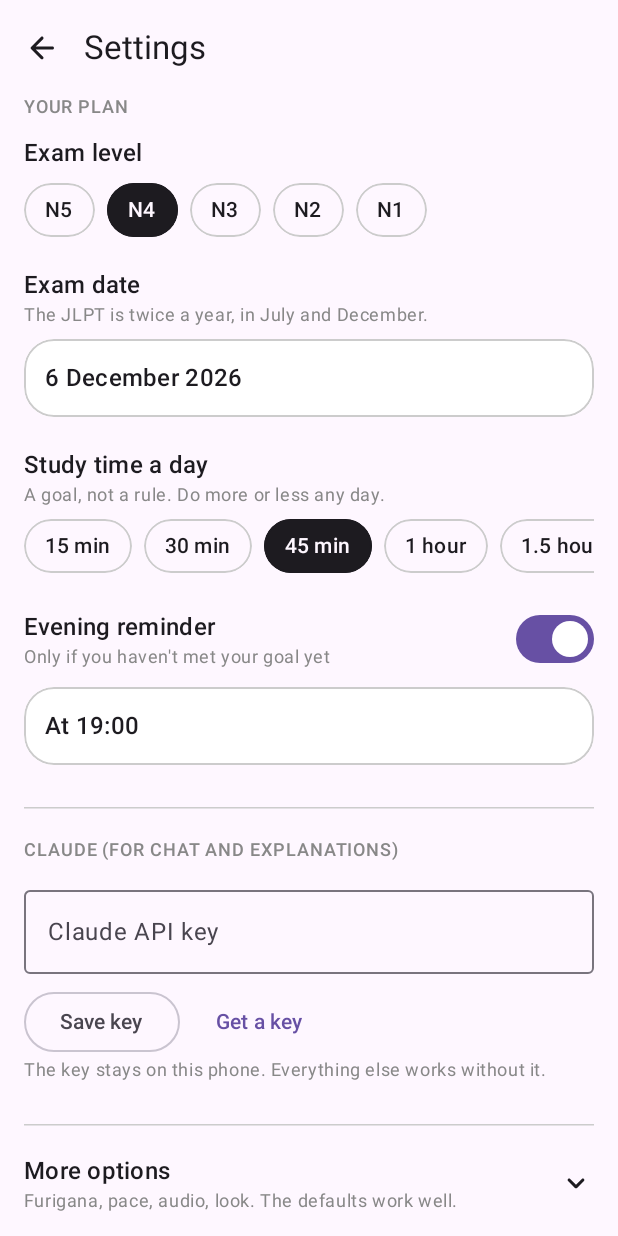
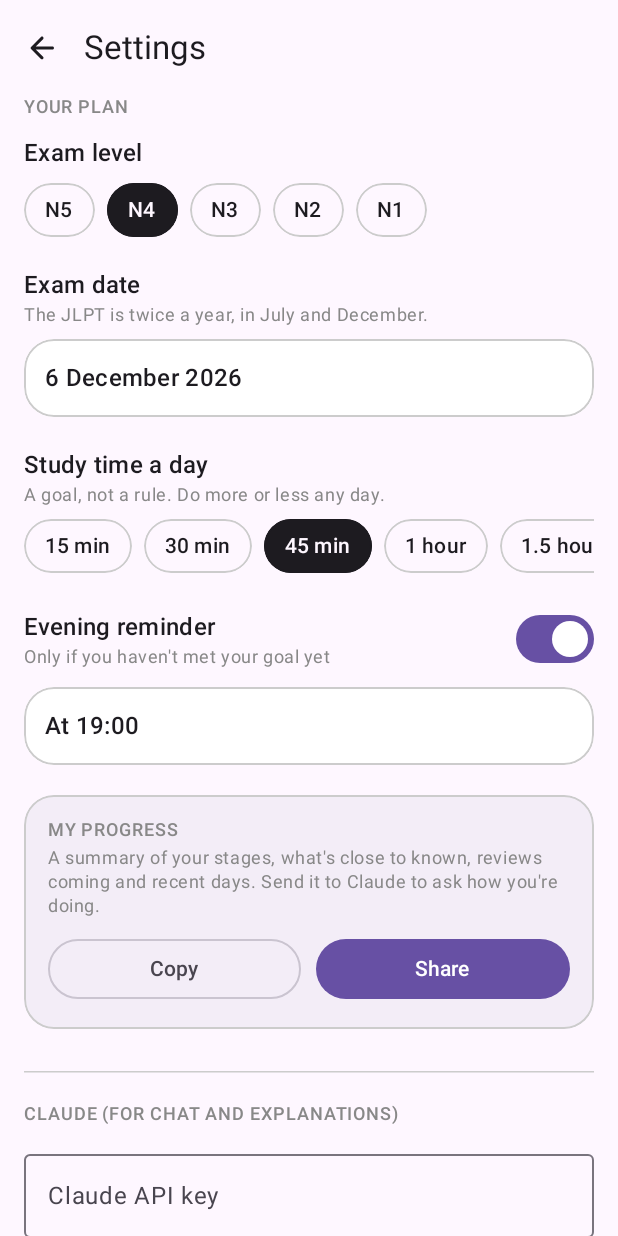
Before and after one commit to ash1009/JustLetMePass, an Android app built with Jetpack Compose: the composable SettingsScreen shown on its own in the app's theme, on a phone screen of 412 x 824 dp. Run offline under Robolectric (Android 15) with nearby library versions, the phone set to English and light mode, and no system bars; pictures from the network do not load.

Commit message:
Settings: copy or share my progress [release]
Co-Authored-By: Claude Opus 5.5 <noreply@anthropic.com>
Claude-Session: https://claude.ai/code/session_017C48YM8UrBzJNEoEbohQvM

```diff
--- a/app/src/main/java/app/jlpt/ui/SettingsScreen.kt
+++ b/app/src/main/java/app/jlpt/ui/SettingsScreen.kt
@@ -1,4 +1,6 @@
 package app.jlpt.ui
+
+import app.jlpt.data.progressReport
 
 import android.app.DatePickerDialog
 import android.app.TimePickerDialog
@@ -20,6 +22,7 @@ import androidx.compose.material.icons.Icons
 import androidx.compose.material.icons.rounded.ExpandLess
 import androidx.compose.material.icons.rounded.ExpandMore
 import androidx.compose.material3.AlertDialog
+import androidx.compose.material3.Button
 import androidx.compose.material3.HorizontalDivider
 import androidx.compose.material3.Icon
 import androidx.compose.material3.MaterialTheme
@@ -133,6 +136,8 @@ fun SettingsScreen(onBack: () -> Unit) {
             Label("Your plan")
             Gap(12.dp)
             PlanSettings()
+            Gap(20.dp)
+            ProgressShare()
             Gap(28.dp)
             HorizontalDivider(color = LocalExtra.current.line)
             Gap(20.dp)
@@ -297,3 +302,41 @@ private fun LastCrash() {
     }
     Gap(16.dp)
 }
+
+/** Copy or share a summary of your progress, for example to send to Claude. */
+@Composable
+private fun ProgressShare() {
+    val a = app()
+    val ctx = LocalContext.current
+    val scope = rememberCoroutineScope()
+    val clipboard = androidx.compose.ui.platform.LocalClipboardManager.current
+    var note by remember { mutableStateOf<String?>(null) }
+    Panel(color = MaterialTheme.colorScheme.surfaceContainer) {
+        Label("My progress")
+        Gap(4.dp)
+        Text(
+            "A summary of your stages, what's close to known, reviews coming and recent days. Send it to Claude to ask how you're doing.",
+            style = MaterialTheme.typography.bodySmall, color = LocalExtra.current.muted,
+        )
+        Gap(10.dp)
+        androidx.compose.foundation.layout.Row(horizontalArrangement = androidx.compose.foundation.layout.Arrangement.spacedBy(10.dp)) {
+            OutlinedButton(onClick = {
+                scope.launch {
+                    clipboard.setText(androidx.compose.ui.text.AnnotatedString(a.study.progressReport(a.db.dao(), a.prefs, a.content)))
+                    note = "Copied"
+                }
+            }, Modifier.weight(1f)) { Text("Copy") }
+            Button(onClick = {
+                scope.launch {
+                    val text = a.study.progressReport(a.db.dao(), a.prefs, a.content)
+                    val send = android.content.Intent(android.content.Intent.ACTION_SEND).apply {
+                        type = "text/plain"
+                        putExtra(android.content.Intent.EXTRA_TEXT, text)
+                    }
+                    ctx.startActivity(android.content.Intent.createChooser(send, "Share progress"))
+                }
+            }, Modifier.weight(1f)) { Text("Share") }
+        }
+        note?.let { Text(it, style = MaterialTheme.typography.bodySmall, color = LocalExtra.current.good) }
+    }
+}
```
Also changed, not shown: app/src/main/java/app/jlpt/data/Report.kt (added, +73 -0 lines).
